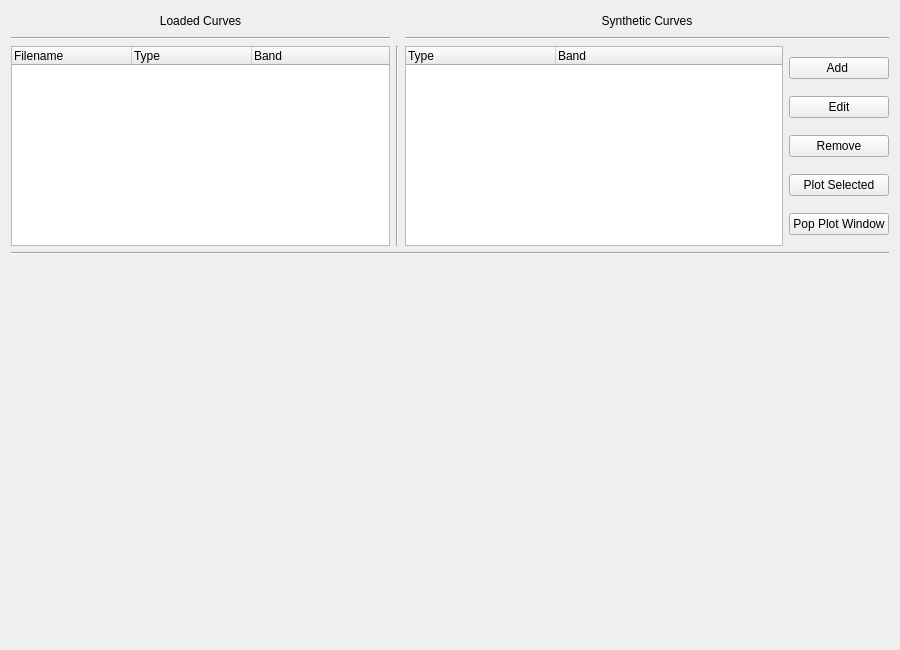
First picture: the form in resources/syntheticcurvewidget.ui, repository Varnani/PyWD2015, before the edit.
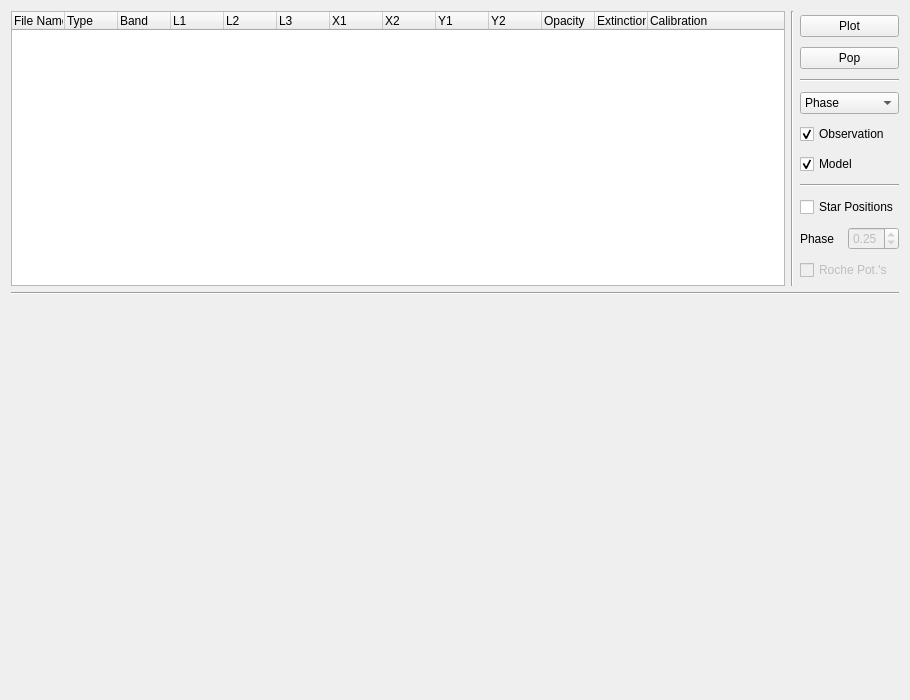
Second picture: the form after the edit.

Commit message: overhauled synthetic curve widget

Diff of the .ui file:
```diff
--- a/resources/syntheticcurvewidget.ui
+++ b/resources/syntheticcurvewidget.ui
@@ -6,94 +6,191 @@
    <rect>
     <x>0</x>
     <y>0</y>
-    <width>900</width>
-    <height>650</height>
+    <width>910</width>
+    <height>700</height>
    </rect>
   </property>
   <property name="windowTitle">
    <string>Compute Synthetic Curves</string>
   </property>
-  <layout class="QGridLayout" name="gridLayout_3">
-   <item row="1" column="0">
-    <widget class="Line" name="line">
-     <property name="orientation">
-      <enum>Qt::Horizontal</enum>
-     </property>
-    </widget>
-   </item>
-   <item row="0" column="0">
+  <layout class="QVBoxLayout" name="verticalLayout_2">
+   <item>
     <layout class="QGridLayout" name="gridLayout_2">
-     <property name="sizeConstraint">
-      <enum>QLayout::SetMinAndMaxSize</enum>
-     </property>
-     <item row="0" column="1">
+     <item row="0" column="2">
+      <layout class="QGridLayout" name="gridLayout">
+       <item row="8" column="0">
       <widget class="QLabel" name="label">
-       <property name="sizePolicy">
-        <sizepolicy hsizetype="Preferred" vsizetype="Fixed">
-         <horstretch>0</horstretch>
-         <verstretch>0</verstretch>
-        </sizepolicy>
-       </property>
-       <property name="maximumSize">
-        <size>
-         <width>16777215</width>
-         <height>20</height>
-        </size>
-       </property>
+         <property name="toolTip">
+          <string>Phase of star positions</string>
+         </property>
+         <property name="text">
+          <string>Phase</string>
+         </property>
+        </widget>
+       </item>
+       <item row="8" column="1">
+        <widget class="QDoubleSpinBox" name="phase_spinbox">
+         <property name="enabled">
+          <bool>false</bool>
+         </property>
+         <property name="decimals">
+          <number>2</number>
+         </property>
+         <property name="maximum">
+          <double>1.000000000000000</double>
+         </property>
+         <property name="singleStep">
+          <double>0.100000000000000</double>
+         </property>
+         <property name="value">
+          <double>0.250000000000000</double>
+         </property>
+        </widget>
+       </item>
+       <item row="7" column="0" colspan="2">
+        <widget class="QCheckBox" name="drawstars_chk">
+         <property name="toolTip">
+          <string>Draw star positions in a subplot</string>
+         </property>
        <property name="text">
-        <string>Loaded Curves</string>
-       </property>
-       <property name="alignment">
-        <set>Qt::AlignCenter</set>
-       </property>
-      </widget>
-     </item>
-     <item row="2" column="1">
-      <widget class="QTreeWidget" name="loaded_treewidget">
-       <property name="maximumSize">
-        <size>
-         <width>16777215</width>
-         <height>200</height>
-        </size>
-       </property>
-       <attribute name="headerDefaultSectionSize">
-        <number>120</number>
-       </attribute>
-       <column>
+          <string>Star Positions</string>
+         </property>
+        </widget>
+       </item>
+       <item row="5" column="0" colspan="2">
+        <widget class="QCheckBox" name="plotmodel_chk">
+         <property name="toolTip">
+          <string>Compute and plot synthetic curve</string>
+         </property>
+         <property name="text">
+          <string>Model</string>
+         </property>
+         <property name="checked">
+          <bool>true</bool>
+         </property>
+        </widget>
+       </item>
+       <item row="4" column="0" colspan="2">
+        <widget class="QCheckBox" name="plotobs_chk">
+         <property name="toolTip">
+          <string>Include observation in plot</string>
+         </property>
         <property name="text">
-         <string>Filename</string>
-        </property>
-       </column>
-       <column>
+          <string>Observation</string>
+         </property>
+         <property name="checked">
+          <bool>true</bool>
+         </property>
+        </widget>
+       </item>
+       <item row="3" column="0" colspan="2">
+        <widget class="QComboBox" name="time_combobox">
+         <property name="toolTip">
+          <string>Select x axis unit</string>
+         </property>
+         <item>
         <property name="text">
-         <string>Type</string>
-        </property>
-       </column>
-       <column>
+           <string>Phase</string>
+          </property>
+         </item>
+         <item>
         <property name="text">
-         <string>Band</string>
-        </property>
-       </column>
-      </widget>
-     </item>
-     <item row="1" column="1">
+           <string>HJD</string>
+          </property>
+         </item>
+        </widget>
+       </item>
+       <item row="1" column="0" colspan="2">
+        <widget class="QPushButton" name="pop_btn">
+         <property name="toolTip">
+          <string>Pop plot window</string>
+         </property>
+         <property name="text">
+          <string>Pop</string>
+         </property>
+        </widget>
+       </item>
+       <item row="0" column="0" colspan="2">
+        <widget class="QPushButton" name="plot_btn">
+         <property name="toolTip">
+          <string>Plot selected item</string>
+         </property>
+         <property name="text">
+          <string>Plot</string>
+         </property>
+        </widget>
+       </item>
+       <item row="2" column="0" colspan="2">
       <widget class="Line" name="line_2">
        <property name="orientation">
         <enum>Qt::Horizontal</enum>
        </property>
       </widget>
      </item>
-     <item row="2" column="3">
-      <widget class="QTreeWidget" name="synthetic_treewidget">
+       <item row="6" column="0" colspan="2">
+        <widget class="Line" name="line_3">
+         <property name="orientation">
+          <enum>Qt::Horizontal</enum>
+         </property>
+        </widget>
+       </item>
+       <item row="9" column="0" colspan="2">
+        <widget class="QCheckBox" name="roche_chk">
+         <property name="enabled">
+          <bool>false</bool>
+         </property>
+         <property name="toolTip">
+          <string>Draw Roche equipotential surfaces onto star positions. This option is only valid when Phase = 0.25</string>
+         </property>
+         <property name="text">
+          <string>Roche Pot.'s</string>
+         </property>
+        </widget>
+       </item>
+      </layout>
+     </item>
+     <item row="0" column="0">
+      <layout class="QVBoxLayout" name="verticalLayout">
+       <item>
+        <widget class="QTreeWidget" name="loaded_treewidget">
+         <property name="sizePolicy">
+          <sizepolicy hsizetype="Expanding" vsizetype="Expanding">
+           <horstretch>0</horstretch>
+           <verstretch>0</verstretch>
+          </sizepolicy>
+         </property>
+         <property name="minimumSize">
+          <size>
+           <width>0</width>
+           <height>120</height>
+          </size>
+         </property>
        <property name="maximumSize">
         <size>
          <width>16777215</width>
-         <height>200</height>
-        </size>
-       </property>
+           <height>275</height>
+          </size>
+         </property>
+         <property name="alternatingRowColors">
+          <bool>true</bool>
+         </property>
+         <property name="selectionMode">
+          <enum>QAbstractItemView::SingleSelection</enum>
+         </property>
        <attribute name="headerDefaultSectionSize">
-        <number>150</number>
-       </attribute>
+          <number>53</number>
+         </attribute>
+         <attribute name="headerMinimumSectionSize">
+          <number>30</number>
+         </attribute>
+         <attribute name="headerStretchLastSection">
+          <bool>true</bool>
+         </attribute>
+         <column>
+          <property name="text">
+           <string>File Name</string>
+          </property>
+         </column>
        <column>
         <property name="text">
          <string>Type</string>
@@ -104,103 +201,82 @@
          <string>Band</string>
         </property>
        </column>
-      </widget>
-     </item>
-     <item row="2" column="2">
+         <column>
+          <property name="text">
+           <string>L1</string>
+          </property>
+         </column>
+         <column>
+          <property name="text">
+           <string>L2</string>
+          </property>
+         </column>
+         <column>
+          <property name="text">
+           <string>L3</string>
+          </property>
+         </column>
+         <column>
+          <property name="text">
+           <string>X1</string>
+          </property>
+         </column>
+         <column>
+          <property name="text">
+           <string>X2</string>
+          </property>
+         </column>
+         <column>
+          <property name="text">
+           <string>Y1</string>
+          </property>
+         </column>
+         <column>
+          <property name="text">
+           <string>Y2</string>
+          </property>
+         </column>
+         <column>
+          <property name="text">
+           <string>Opacity</string>
+          </property>
+         </column>
+         <column>
+          <property name="text">
+           <string>Extinction</string>
+          </property>
+         </column>
+         <column>
+          <property name="text">
+           <string>Calibration</string>
+          </property>
+         </column>
+        </widget>
+       </item>
+      </layout>
+     </item>
+     <item row="0" column="1">
       <widget class="Line" name="line_5">
        <property name="orientation">
         <enum>Qt::Vertical</enum>
        </property>
       </widget>
      </item>
-     <item row="2" column="4">
-      <layout class="QVBoxLayout" name="verticalLayout">
-       <item>
-        <widget class="QPushButton" name="add_btn">
-         <property name="sizePolicy">
-          <sizepolicy hsizetype="Minimum" vsizetype="Fixed">
-           <horstretch>0</horstretch>
-           <verstretch>0</verstretch>
-          </sizepolicy>
-         </property>
-         <property name="text">
-          <string>Add </string>
-         </property>
-        </widget>
-       </item>
-       <item>
-        <widget class="QPushButton" name="edit_btn">
-         <property name="text">
-          <string>Edit</string>
-         </property>
-        </widget>
-       </item>
-       <item>
-        <widget class="QPushButton" name="remove_btn">
-         <property name="sizePolicy">
-          <sizepolicy hsizetype="Minimum" vsizetype="Fixed">
-           <horstretch>0</horstretch>
-           <verstretch>0</verstretch>
-          </sizepolicy>
-         </property>
-         <property name="text">
-          <string>Remove</string>
-         </property>
-        </widget>
-       </item>
-       <item>
-        <widget class="QPushButton" name="plot_btn">
-         <property name="text">
-          <string>Plot Selected</string>
-         </property>
-        </widget>
-       </item>
-       <item>
-        <widget class="QPushButton" name="pop_btn">
-         <property name="text">
-          <string>Pop Plot Window</string>
-         </property>
-        </widget>
-       </item>
-      </layout>
-     </item>
-     <item row="1" column="3" colspan="2">
-      <widget class="Line" name="line_3">
+    </layout>
+   </item>
+   <item>
+    <widget class="Line" name="line">
        <property name="orientation">
         <enum>Qt::Horizontal</enum>
        </property>
       </widget>
      </item>
-     <item row="0" column="3" colspan="2">
-      <widget class="QLabel" name="label_2">
-       <property name="sizePolicy">
-        <sizepolicy hsizetype="Preferred" vsizetype="Fixed">
-         <horstretch>0</horstretch>
-         <verstretch>0</verstretch>
-        </sizepolicy>
-       </property>
-       <property name="maximumSize">
-        <size>
-         <width>16777215</width>
-         <height>20</height>
-        </size>
-       </property>
-       <property name="text">
-        <string>Synthetic Curves</string>
-       </property>
-       <property name="alignment">
-        <set>Qt::AlignCenter</set>
-       </property>
-      </widget>
-     </item>
-    </layout>
-   </item>
-   <item row="2" column="0">
+   <item>
     <widget class="QWidget" name="plot_widget" native="true">
      <property name="minimumSize">
       <size>
-       <width>600</width>
-       <height>250</height>
+       <width>500</width>
+       <height>300</height>
       </size>
      </property>
     </widget>
```
Left out of the diff: 2 changed lines with no effect on the pictures. Lines whose indentation alone changed are shown as unchanged. The commit also changes 8 other files.
